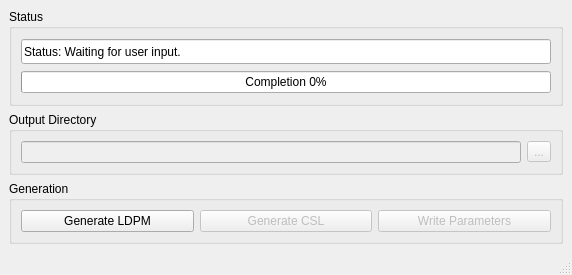
This is freecad/chronoConcrete/gui/ui/generation.ui in Concrete-Chrono-Development/chrono-preprocessor as Qt 5 draws it before an edit. The edited form follows.
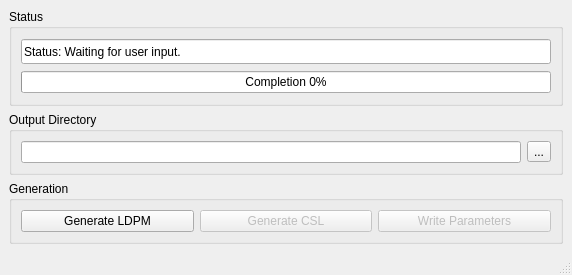
This is the edited form.

Commit message: Added directory output selection

Patch:
```diff
--- a/freecad/chronoConcrete/gui/ui/generation.ui
+++ b/freecad/chronoConcrete/gui/ui/generation.ui
@@ -121,7 +121,7 @@
          <item>
           <widget class="QLineEdit" name="outputDir">
            <property name="enabled">
-            <bool>false</bool>
+            <bool>true</bool>
            </property>
            <property name="readOnly">
             <bool>false</bool>
@@ -131,7 +131,7 @@
          <item>
           <widget class="QToolButton" name="readDirButton">
            <property name="enabled">
-            <bool>false</bool>
+            <bool>true</bool>
            </property>
            <property name="text">
             <string notr="true">...</string>
```
The commit also changes 1 other file.
